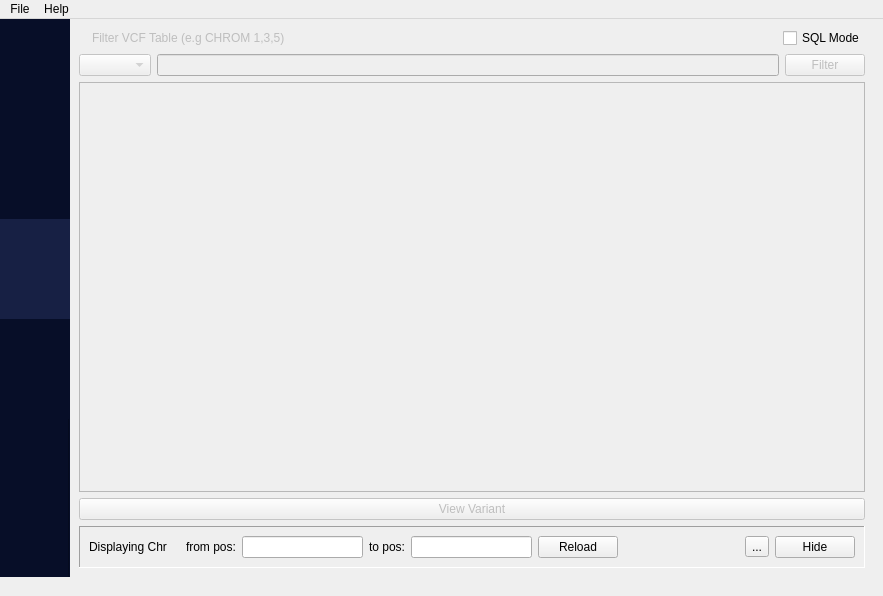
seanlaidlaw/Metallaxis, file metallaxis/gui/MetallaxisGui.ui: the form before one commit.
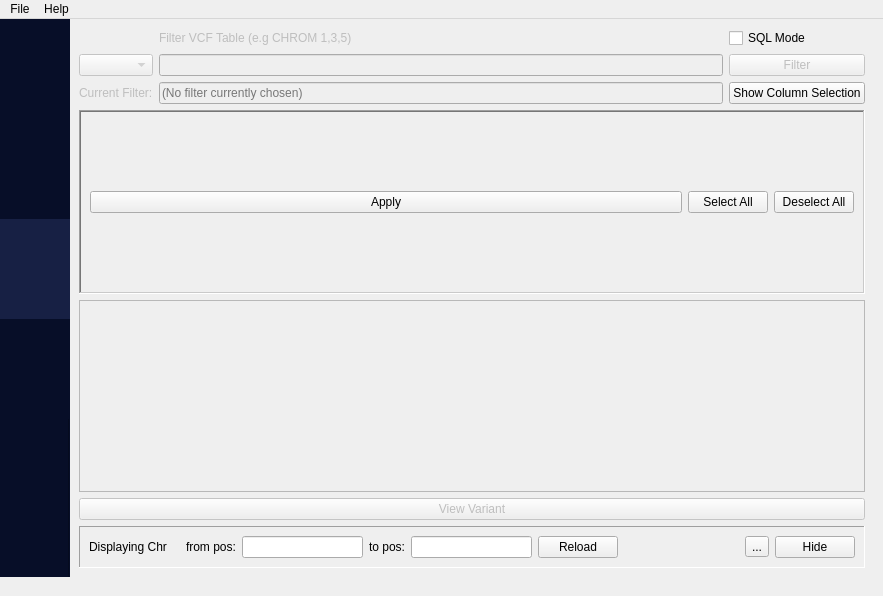
The form after the commit. The open tabs and pages were chosen to show the change.

Commit message: add column selector to variant viewer

```diff
--- a/metallaxis/gui/MetallaxisGui.ui
+++ b/metallaxis/gui/MetallaxisGui.ui
@@ -377,49 +377,89 @@
        </attribute>
        <layout class="QVBoxLayout" name="verticalLayout_6">
         <item>
-         <layout class="QVBoxLayout" name="verticalLayout_7">
+         <layout class="QGridLayout" name="gridLayout_3">
           <property name="bottomMargin">
            <number>0</number>
           </property>
-          <item>
-           <layout class="QHBoxLayout" name="horizontalLayout_2">
-            <property name="topMargin">
-             <number>0</number>
+          <item row="4" column="2">
+           <widget class="QPushButton" name="show_chrom_list_btn">
+            <property name="text">
+             <string>Show Column Selection</string>
             </property>
-            <item>
-             <widget class="QLabel" name="filter_text">
+           </widget>
+          </item>
+          <item row="4" column="1">
+           <widget class="QLineEdit" name="filter_text">
+            <property name="enabled">
+             <bool>false</bool>
+            </property>
+            <property name="sizePolicy">
+             <sizepolicy hsizetype="MinimumExpanding" vsizetype="Fixed">
+              <horstretch>0</horstretch>
+              <verstretch>0</verstretch>
+             </sizepolicy>
+            </property>
+            <property name="readOnly">
+             <bool>true</bool>
+            </property>
+            <property name="placeholderText">
+             <string>(No filter currently chosen)</string>
+            </property>
+           </widget>
+          </item>
+          <item row="3" column="0">
+           <widget class="QComboBox" name="filter_box">
+            <property name="enabled">
+             <bool>false</bool>
+            </property>
+            <property name="autoFillBackground">
+             <bool>false</bool>
+            </property>
+           </widget>
+          </item>
+          <item row="4" column="0">
+           <widget class="QLabel" name="label_3">
+            <property name="enabled">
+             <bool>false</bool>
+            </property>
+            <property name="minimumSize">
+             <size>
+              <width>50</width>
+              <height>0</height>
+             </size>
+            </property>
               <property name="text">
-               <string/>
+             <string>Current Filter:</string>
+            </property>
+            <property name="textFormat">
+             <enum>Qt::RichText</enum>
               </property>
               <property name="wordWrap">
                <bool>false</bool>
               </property>
-             </widget>
-            </item>
-            <item>
-             <widget class="QLabel" name="filter_label">
+            <property name="openExternalLinks">
+             <bool>false</bool>
+            </property>
+           </widget>
+          </item>
+          <item row="3" column="2">
+           <widget class="QPushButton" name="filter_table_btn">
               <property name="enabled">
                <bool>false</bool>
               </property>
               <property name="text">
-               <string>Filter VCF Table (e.g CHROM 1,3,5)</string>
+             <string>Filter</string>
               </property>
              </widget>
             </item>
-            <item>
-             <spacer name="horizontalSpacer_2">
-              <property name="orientation">
-               <enum>Qt::Horizontal</enum>
-              </property>
-              <property name="sizeHint" stdset="0">
-               <size>
-                <width>40</width>
-                <height>20</height>
-               </size>
-              </property>
-             </spacer>
-            </item>
-            <item>
+          <item row="3" column="1">
+           <widget class="QLineEdit" name="filter_lineedit">
+            <property name="enabled">
+             <bool>false</bool>
+            </property>
+           </widget>
+          </item>
+          <item row="2" column="2">
              <widget class="QCheckBox" name="sql_mode_checkBox">
               <property name="text">
                <string>SQL Mode</string>
@@ -429,46 +469,109 @@
               </property>
              </widget>
             </item>
-           </layout>
-          </item>
-          <item>
-           <layout class="QHBoxLayout" name="horizontalLayout">
-            <property name="topMargin">
-             <number>0</number>
-            </property>
-            <item>
-             <widget class="QComboBox" name="filter_box">
-              <property name="enabled">
-               <bool>false</bool>
-              </property>
-              <property name="autoFillBackground">
-               <bool>false</bool>
-              </property>
-             </widget>
-            </item>
-            <item>
-             <widget class="QLineEdit" name="filter_lineedit">
-              <property name="enabled">
-               <bool>false</bool>
-              </property>
-             </widget>
-            </item>
-            <item>
-             <widget class="QPushButton" name="filter_table_btn">
+          <item row="2" column="1">
+           <widget class="QLabel" name="filter_label">
               <property name="enabled">
                <bool>false</bool>
               </property>
               <property name="text">
-               <string>Filter</string>
+             <string>Filter VCF Table (e.g CHROM 1,3,5)</string>
               </property>
              </widget>
             </item>
            </layout>
           </item>
-         </layout>
-        </item>
+        <item>
+         <layout class="QVBoxLayout" name="col_selection_layout">
+          <property name="bottomMargin">
+           <number>0</number>
+          </property>
         <item>
          <layout class="QVBoxLayout" name="verticalLayout">
+            <property name="sizeConstraint">
+             <enum>QLayout::SetNoConstraint</enum>
+            </property>
+            <item>
+             <widget class="QScrollArea" name="col_selection_scroll_area">
+              <property name="maximumSize">
+               <size>
+                <width>16777215</width>
+                <height>200</height>
+               </size>
+              </property>
+              <property name="cursor" stdset="0">
+               <cursorShape>ArrowCursor</cursorShape>
+              </property>
+              <property name="frameShape">
+               <enum>QFrame::WinPanel</enum>
+              </property>
+              <property name="frameShadow">
+               <enum>QFrame::Sunken</enum>
+              </property>
+              <property name="widgetResizable">
+               <bool>true</bool>
+              </property>
+              <widget class="QWidget" name="scrollAreaWidgetContents_3">
+               <property name="geometry">
+                <rect>
+                 <x>0</x>
+                 <y>0</y>
+                 <width>769</width>
+                 <height>89</height>
+                </rect>
+               </property>
+               <layout class="QVBoxLayout" name="verticalLayout_11">
+                <item>
+                 <layout class="QGridLayout" name="column_select_grid" columnstretch="0">
+                  <property name="sizeConstraint">
+                   <enum>QLayout::SetDefaultConstraint</enum>
+                  </property>
+                  <property name="bottomMargin">
+                   <number>0</number>
+                  </property>
+                 </layout>
+                </item>
+                <item>
+                 <layout class="QHBoxLayout" name="horizontalLayout_8">
+                  <property name="bottomMargin">
+                   <number>0</number>
+                  </property>
+                  <item>
+                   <widget class="QPushButton" name="col_selection_apply_btn">
+                    <property name="sizePolicy">
+                     <sizepolicy hsizetype="Minimum" vsizetype="Fixed">
+                      <horstretch>2</horstretch>
+                      <verstretch>0</verstretch>
+                     </sizepolicy>
+                    </property>
+                    <property name="text">
+                     <string>Apply</string>
+                    </property>
+                    <property name="default">
+                     <bool>false</bool>
+                    </property>
+                   </widget>
+                  </item>
+                  <item>
+                   <widget class="QPushButton" name="select_all_cols_btn">
+                    <property name="text">
+                     <string>Select All</string>
+                    </property>
+                   </widget>
+                  </item>
+                  <item>
+                   <widget class="QPushButton" name="deselect_all_cols_btn">
+                    <property name="text">
+                     <string>Deselect All</string>
+                    </property>
+                   </widget>
+                  </item>
+                 </layout>
+                </item>
+               </layout>
+              </widget>
+             </widget>
+            </item>
           <item>
            <widget class="QTableWidget" name="viewer_tab_table_widget">
             <property name="enabled">
@@ -477,6 +580,9 @@
             <property name="autoFillBackground">
              <bool>false</bool>
             </property>
+              <property name="lineWidth">
+               <number>2</number>
+              </property>
             <property name="alternatingRowColors">
              <bool>true</bool>
             </property>
@@ -605,6 +711,8 @@
              </item>
             </layout>
            </widget>
+            </item>
+           </layout>
           </item>
          </layout>
         </item>
```
Left out of the diff: 13 changed lines with no effect on the pictures. Lines whose indentation alone changed are shown as unchanged. The commit also changes 1 other file.
